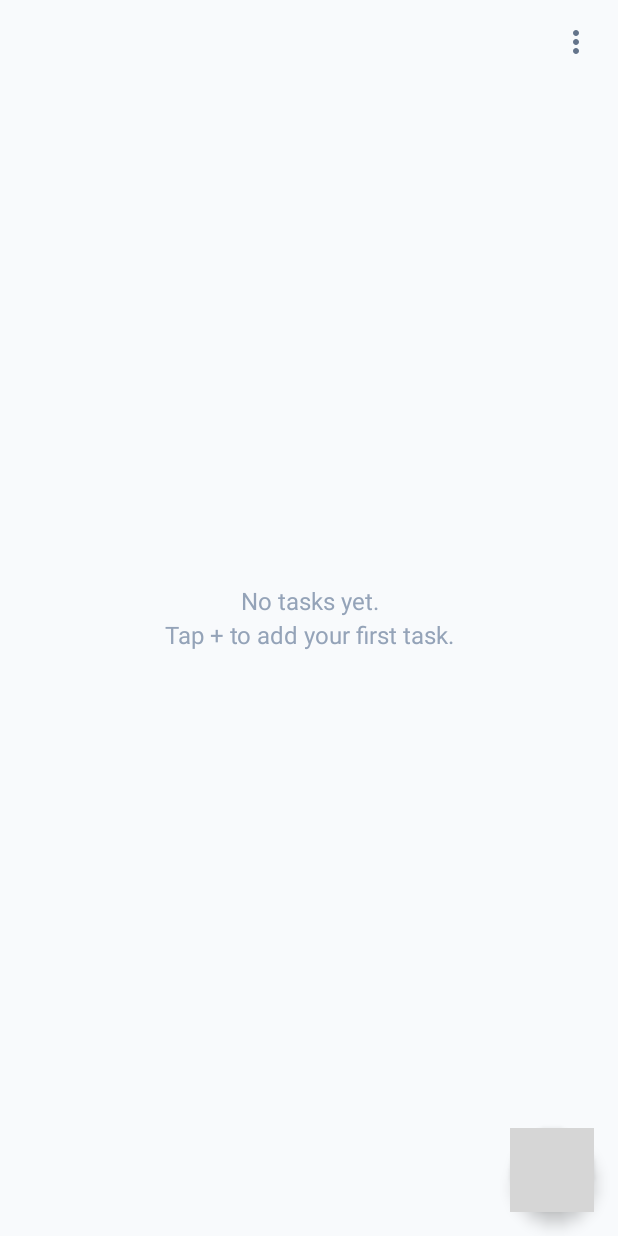
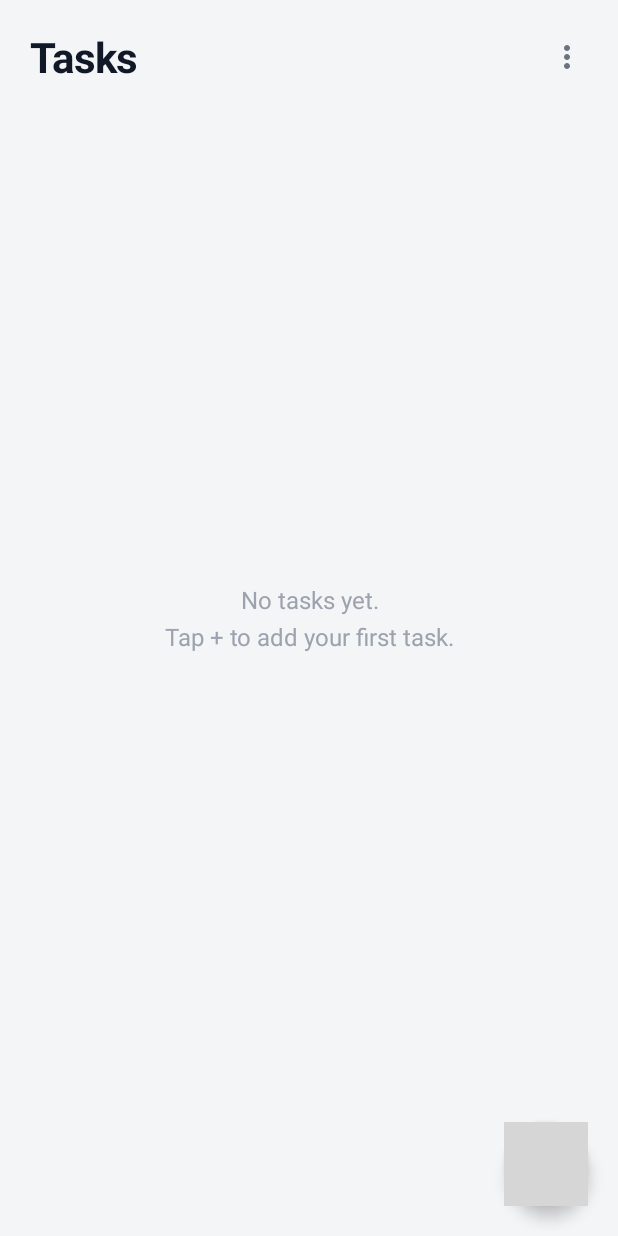
Before and after one commit to arkodiy/Tets_claude, an Android app: the screen it shows after launch (MainActivity), on a phone screen of 412 x 824 dp. Run offline under Robolectric (Android 15) with nearby library versions, the phone set to English and light mode, and no system bars; grey boxes are pictures that could not be loaded.

Commit message:
Redesign UI: modern minimalist light look
- Indigo accent (#6366F1) with a soft grey ground; refreshed dark palette
- Big 'Tasks' screen title with overflow menu in a proper app bar row
- Tasks rendered as floating rounded cards (16dp radius, flat, subtle gaps)
- Day headers as quiet uppercase labels with a rounded TODAY pill badge
  instead of a full-width highlighted background
- Rounded swipe-to-delete backdrop matching the card shape
- Rounded shape system for dialogs, text fields and buttons
- Accent-tinted FAB, larger touch-friendly task rows

Co-Authored-By: Claude Fable 5 <noreply@anthropic.com>
Claude-Session: https://claude.ai/code/session_01V6SvZ7HCAZKaBRbNrGS9mR

```diff
--- a/app/src/main/java/com/taskmanager/app/MainActivity.java
+++ b/app/src/main/java/com/taskmanager/app/MainActivity.java
@@ -4,8 +4,8 @@ import android.app.DatePickerDialog;
 import android.content.Intent;
 import android.content.res.ColorStateList;
 import android.graphics.Canvas;
-import android.graphics.Color;
 import android.graphics.Paint;
+import android.graphics.RectF;
 import android.graphics.drawable.Drawable;
 import android.net.Uri;
 import android.os.Bundle;
@@ -68,7 +68,8 @@ public class MainActivity extends AppCompatActivity {
         super.onCreate(savedInstanceState);
         setContentView(R.layout.activity_main);
 
-        deletePaint.setColor(Color.parseColor("#EF4444"));
+        deletePaint.setColor(ContextCompat.getColor(this, R.color.color_delete));
+        deletePaint.setAntiAlias(true);
         deleteIcon = ContextCompat.getDrawable(this, R.drawable.ic_delete_white);
         if (deleteIcon != null) deleteIcon = deleteIcon.mutate();
 
@@ -135,8 +136,11 @@ public class MainActivity extends AppCompatActivity {
                                     boolean isCurrentlyActive) {
                 if (actionState == ItemTouchHelper.ACTION_STATE_SWIPE && dX < 0) {
                     View v = vh.itemView;
-                    c.drawRect(v.getRight() + dX, v.getTop(),
-                               v.getRight(), v.getBottom(), deletePaint);
+                    // Rounded backdrop matching the card shape; the card slides
+                    // over it, revealing the red area on the right.
+                    float radius = 16 * getResources().getDisplayMetrics().density;
+                    c.drawRoundRect(new RectF(v.getLeft(), v.getTop(),
+                            v.getRight(), v.getBottom()), radius, radius, deletePaint);
                     if (deleteIcon != null) {
                         float density = getResources().getDisplayMetrics().density;
                         int iconSize  = (int) (24 * density);
--- /dev/null
+++ b/app/src/main/res/drawable/bg_today_badge.xml
@@ -0,0 +1,6 @@
+<?xml version="1.0" encoding="utf-8"?>
+<shape xmlns:android="http://schemas.android.com/apk/res/android"
+    android:shape="rectangle">
+    <solid android:color="@color/color_today_bg" />
+    <corners android:radius="999dp" />
+</shape>
--- a/app/src/main/res/layout/activity_main.xml
+++ b/app/src/main/res/layout/activity_main.xml
@@ -6,14 +6,52 @@
     android:layout_height="match_parent"
     android:background="@color/color_background">
 
-    <androidx.recyclerview.widget.RecyclerView
-        android:id="@+id/recyclerView"
+    <LinearLayout
         android:layout_width="match_parent"
         android:layout_height="match_parent"
-        android:clipToPadding="false"
-        android:paddingBottom="88dp"
-        android:scrollbarStyle="outsideOverlay"
-        android:scrollbars="vertical" />
+        android:orientation="vertical">
+
+        <FrameLayout
+            android:layout_width="match_parent"
+            android:layout_height="wrap_content"
+            android:paddingStart="20dp"
+            android:paddingEnd="12dp"
+            android:paddingTop="16dp"
+            android:paddingBottom="4dp">
+
+            <TextView
+                android:layout_width="wrap_content"
+                android:layout_height="wrap_content"
+                android:layout_gravity="start|center_vertical"
+                android:text="Tasks"
+                android:textColor="@color/color_text_primary"
+                android:textSize="28sp"
+                android:textStyle="bold"
+                android:letterSpacing="-0.02" />
+
+            <ImageButton
+                android:id="@+id/menuButton"
+                android:layout_width="44dp"
+                android:layout_height="44dp"
+                android:layout_gravity="end|center_vertical"
+                android:background="?attr/selectableItemBackgroundBorderless"
+                android:contentDescription="Menu"
+                android:src="@drawable/ic_more_vert"
+                app:tint="@color/color_text_secondary" />
+
+        </FrameLayout>
+
+        <androidx.recyclerview.widget.RecyclerView
+            android:id="@+id/recyclerView"
+            android:layout_width="match_parent"
+            android:layout_height="0dp"
+            android:layout_weight="1"
+            android:clipToPadding="false"
+            android:paddingBottom="96dp"
+            android:scrollbarStyle="outsideOverlay"
+            android:scrollbars="vertical" />
+
+    </LinearLayout>
 
     <TextView
         android:id="@+id/emptyView"
@@ -24,27 +62,17 @@
         android:text="No tasks yet.\nTap + to add your first task."
         android:textColor="@color/color_text_empty"
         android:textSize="16sp"
-        android:lineSpacingExtra="4dp"
+        android:lineSpacingExtra="6dp"
         android:visibility="gone" />
-
-    <ImageButton
-        android:id="@+id/menuButton"
-        android:layout_width="48dp"
-        android:layout_height="48dp"
-        android:layout_gravity="top|end"
-        android:layout_margin="4dp"
-        android:background="?attr/selectableItemBackgroundBorderless"
-        android:contentDescription="Menu"
-        android:src="@drawable/ic_more_vert"
-        app:tint="@color/color_text_secondary" />
 
     <com.google.android.material.floatingactionbutton.FloatingActionButton
         android:id="@+id/fab"
         android:layout_width="wrap_content"
         android:layout_height="wrap_content"
         android:layout_gravity="bottom|end"
-        android:layout_margin="16dp"
+        android:layout_margin="20dp"
         android:contentDescription="Add task"
+        app:backgroundTint="@color/color_accent"
         app:srcCompat="@drawable/ic_add"
         app:tint="@android:color/white" />
 
--- a/app/src/main/res/values-night/colors.xml
+++ b/app/src/main/res/values-night/colors.xml
@@ -1,13 +1,14 @@
 <?xml version="1.0" encoding="utf-8"?>
 <resources>
-    <color name="color_accent">#38BDF8</color>
-    <color name="color_accent_dark">#0EA5E9</color>
-    <color name="color_background">#0F172A</color>
-    <color name="color_surface">#1E293B</color>
-    <color name="color_task_item">#1E293B</color>
-    <color name="color_text_primary">#F1F5F9</color>
-    <color name="color_text_secondary">#94A3B8</color>
-    <color name="color_text_empty">#64748B</color>
-    <color name="color_drag_handle">#475569</color>
-    <color name="color_today_bg">#0C2340</color>
+    <color name="color_accent">#818CF8</color>
+    <color name="color_accent_dark">#6366F1</color>
+    <color name="color_background">#0F1117</color>
+    <color name="color_surface">#1A1D27</color>
+    <color name="color_task_item">#1A1D27</color>
+    <color name="color_text_primary">#F3F4F6</color>
+    <color name="color_text_secondary">#9CA3AF</color>
+    <color name="color_text_empty">#6B7280</color>
+    <color name="color_drag_handle">#3F4451</color>
+    <color name="color_today_bg">#23264A</color>
+    <color name="color_delete">#EF4444</color>
 </resources>
--- a/app/src/main/res/values/colors.xml
+++ b/app/src/main/res/values/colors.xml
@@ -1,13 +1,14 @@
 <?xml version="1.0" encoding="utf-8"?>
 <resources>
-    <color name="color_accent">#0284C7</color>
-    <color name="color_accent_dark">#0369A1</color>
-    <color name="color_background">#F8FAFC</color>
+    <color name="color_accent">#6366F1</color>
+    <color name="color_accent_dark">#4F46E5</color>
+    <color name="color_background">#F4F5F7</color>
     <color name="color_surface">#FFFFFF</color>
     <color name="color_task_item">#FFFFFF</color>
-    <color name="color_text_primary">#0F172A</color>
-    <color name="color_text_secondary">#64748B</color>
-    <color name="color_text_empty">#94A3B8</color>
-    <color name="color_drag_handle">#CBD5E1</color>
-    <color name="color_today_bg">#E0F2FE</color>
+    <color name="color_text_primary">#111827</color>
+    <color name="color_text_secondary">#6B7280</color>
+    <color name="color_text_empty">#9CA3AF</color>
+    <color name="color_drag_handle">#D1D5DB</color>
+    <color name="color_today_bg">#EEF2FF</color>
+    <color name="color_delete">#EF4444</color>
 </resources>
--- a/app/src/main/res/values/themes.xml
+++ b/app/src/main/res/values/themes.xml
@@ -15,5 +15,22 @@
         <item name="android:statusBarColor">@color/color_background</item>
         <item name="android:navigationBarColor">@color/color_background</item>
         <item name="android:windowLightStatusBar">@bool/light_system_bars</item>
+        <item name="shapeAppearanceSmallComponent">@style/ShapeAppearance.App.Small</item>
+        <item name="shapeAppearanceMediumComponent">@style/ShapeAppearance.App.Medium</item>
+        <item name="materialAlertDialogTheme">@style/AppDialogTheme</item>
+    </style>
+
+    <style name="ShapeAppearance.App.Small" parent="ShapeAppearance.MaterialComponents.SmallComponent">
+        <item name="cornerFamily">rounded</item>
+        <item name="cornerSize">12dp</item>
+    </style>
+
+    <style name="ShapeAppearance.App.Medium" parent="ShapeAppearance.MaterialComponents.MediumComponent">
+        <item name="cornerFamily">rounded</item>
+        <item name="cornerSize">20dp</item>
+    </style>
+
+    <style name="AppDialogTheme" parent="ThemeOverlay.MaterialComponents.MaterialAlertDialog">
+        <item name="shapeAppearanceMediumComponent">@style/ShapeAppearance.App.Medium</item>
     </style>
 </resources>
```
Also changed, not shown: app/src/main/java/com/taskmanager/app/TaskAdapter.java (+10 -4 lines), app/src/main/res/layout/item_day_header.xml (+37 -13 lines), app/src/main/res/layout/item_task.xml (+21 -8 lines).
